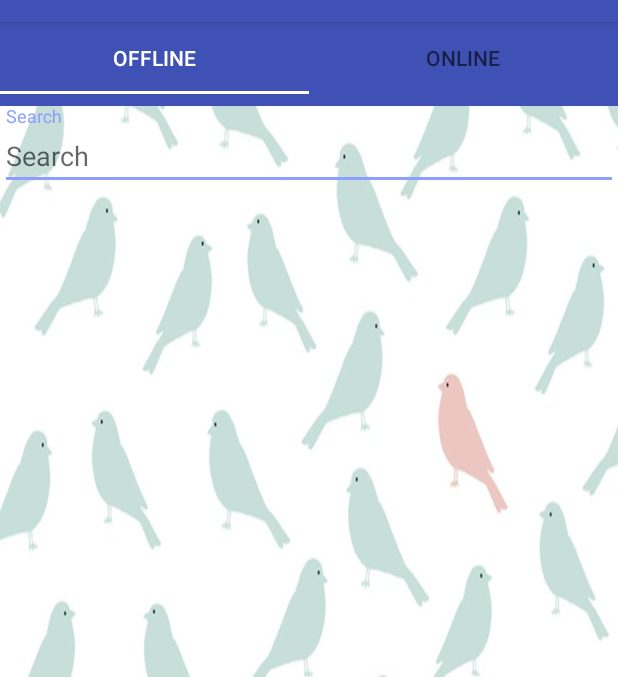
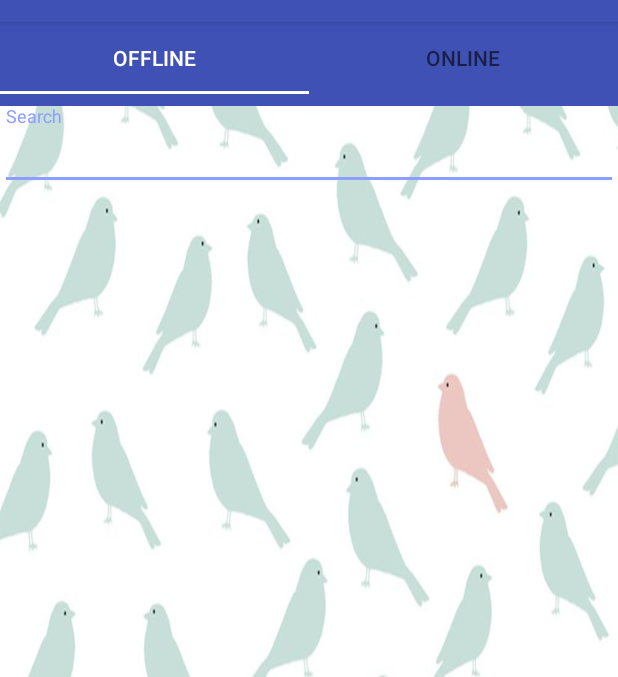
Before and after one commit to BertLeysen-r0622862/Soundbird, an Android app: the screen it shows after launch (MainActivity), on a phone screen of 412 x 824 dp, the part 62-739 px from its top. Run offline under Robolectric (Android 15) with nearby library versions, the phone set to English and light mode, and no system bars; our stand-ins replace ButterKnife, Room's generated code; libraries missing offline, so code that uses them is left out: com.koushikdutta.ion; pictures from the network do not load; 1 statement that could not run was skipped.

Commit message:
beetje beter

```diff
--- a/app/src/main/res/layout/main_layout.xml
+++ b/app/src/main/res/layout/main_layout.xml
@@ -1,6 +1,7 @@
 <?xml version="1.0" encoding="utf-8"?>
 
 <android.support.constraint.ConstraintLayout xmlns:android="http://schemas.android.com/apk/res/android"
+    xmlns:tools="http://schemas.android.com/tools"
     android:layout_width="match_parent"
     android:layout_height="match_parent"
     xmlns:app="http://schemas.android.com/apk/res-auto"
@@ -27,7 +28,6 @@
             android:id="@+id/search_sound"
             android:layout_width="match_parent"
             android:layout_height="wrap_content"
-            android:hint="Search"
             android:singleLine="true">
 
             <android.support.design.widget.TextInputEditText
```
